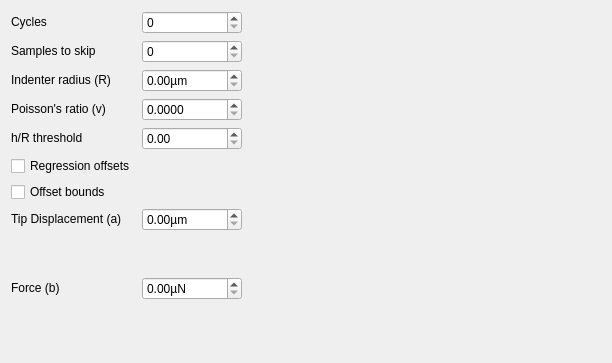
Old version of the form mech_analyser/experiment/microtester_g2/microindentation/view.ui in the repository ksonter95/InstronAnalyser.
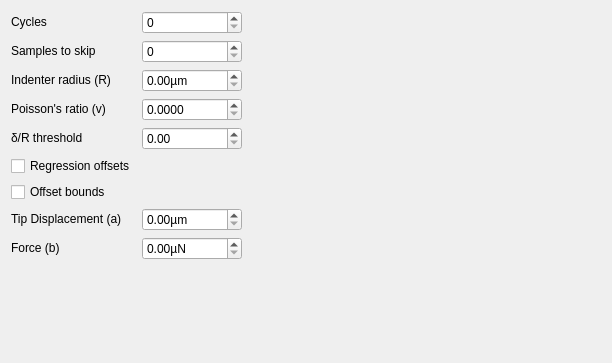
New version of the form.

```diff
--- a/mech_analyser/experiment/microtester_g2/microindentation/view.ui
+++ b/mech_analyser/experiment/microtester_g2/microindentation/view.ui
@@ -43,7 +43,7 @@
      </property>
     </widget>
    </item>
-   <item row="0" column="3" rowspan="10">
+   <item row="0" column="2" rowspan="10">
     <spacer name="s_Horizontal">
      <property name="orientation">
       <enum>Qt::Orientation::Horizontal</enum>
@@ -170,7 +170,7 @@
       <string>Threshold for the ratio of the indentation depth to the radius of the indenter.  If the ratio is greater than this value, then the Hertz model is not a valid approximation of the indentation response</string>
      </property>
      <property name="text">
-      <string>h/R threshold</string>
+      <string>δ/R threshold</string>
      </property>
     </widget>
    </item>
@@ -283,7 +283,7 @@
      </property>
     </widget>
    </item>
-   <item row="8" column="0" colspan="3">
+   <item row="9" column="0" colspan="2">
     <spacer name="s_Vertical">
      <property name="orientation">
       <enum>Qt::Orientation::Vertical</enum>
```
Left out of the diff: 16 changed lines with no effect on the pictures.
